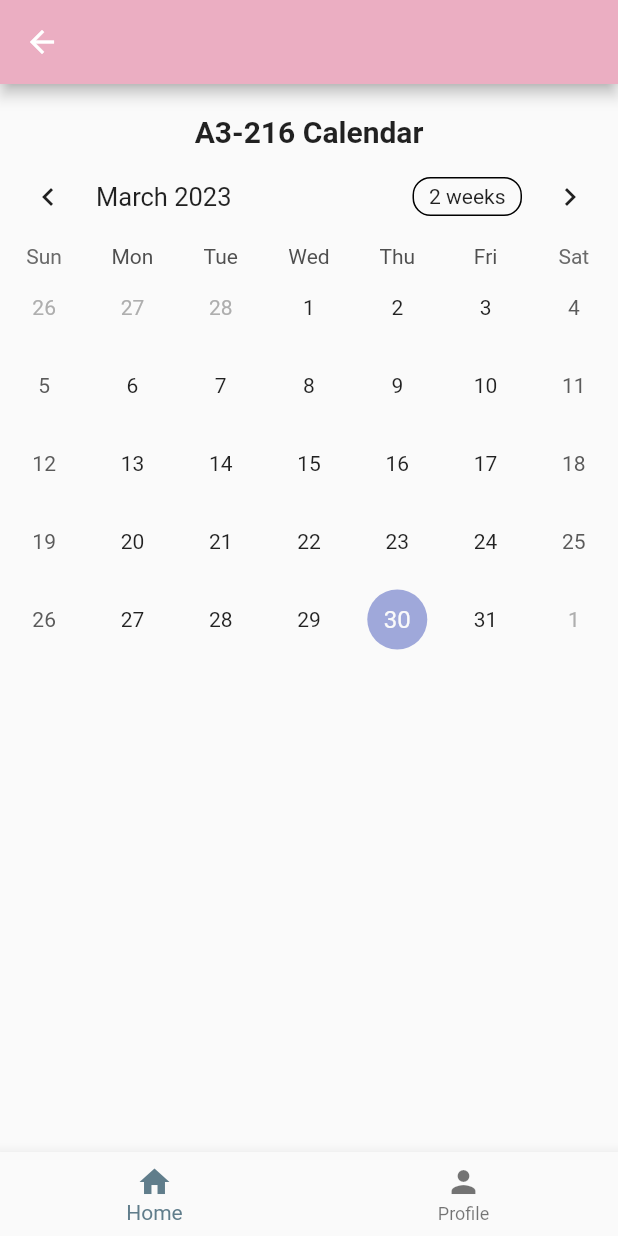
After one commit to frey-eth/roomates, a Flutter app: the ClassPage screen opened directly, on a phone screen of 412 x 824 dp. The commit adds this screen. Run offline on Flutter 3.47's test engine with Material 2 defaults, Android fonts, the phone set to English and light mode, and no system bars; drawn by our look-alikes of table_calendar; our stand-ins replace cloud_firestore, firebase_auth, firebase_core; accounts and stored records are empty.

Commit message:
profile-calendal
update profile, calendal, update avatar

```diff
--- /dev/null
+++ b/lib/pages/calendal.dart
@@ -0,0 +1,32 @@
+import 'package:flutter/material.dart';
+import 'package:table_calendar/table_calendar.dart';
+
+class Calendal extends StatefulWidget {
+  const Calendal({super.key});
+
+  @override
+  State<Calendal> createState() => _CalendalState();
+}
+
+class _CalendalState extends State<Calendal> {
+  @override
+  Widget build(BuildContext context) {
+    return Center(
+    child: Column(
+      mainAxisAlignment: MainAxisAlignment.start,
+      children: [
+        SizedBox(height: 20,),
+        Text(
+          'A3-216 Calendar',
+          style: TextStyle(fontSize: 20, fontWeight: FontWeight.bold),
+        ),
+        TableCalendar(
+          firstDay: DateTime.utc(2010, 10, 16),
+          lastDay: DateTime.utc(2030, 3, 14),
+          focusedDay: DateTime.now(),
+        ),
+      ],
+    ),
+  );
+  }
+}
--- /dev/null
+++ b/lib/pages/class_page.dart
@@ -0,0 +1,98 @@
+import 'package:firebase_auth/firebase_auth.dart';
+import 'package:flutter/material.dart';
+import 'package:roomates/pages/calendal.dart';
+import 'package:roomates/pages/profile_page.dart';
+import 'package:cloud_firestore/cloud_firestore.dart';
+
+class ClassPage extends StatefulWidget {
+  const ClassPage({super.key});
+
+  @override
+  State<ClassPage> createState() => _ClassPageState();
+}
+
+class _ClassPageState extends State<ClassPage> {
+  late User _user;
+  late String _email;
+  final FirebaseFirestore firestore = FirebaseFirestore.instance;
+  @override
+  void initState() {
+    // TODO: implement initState
+    super.initState();
+    _user = FirebaseAuth.instance.currentUser!;
+    _email = _user.email!;
+  }
+
+  int _selectedIndex = 0;
+
+  void _onItemTapped(int index) {
+    setState(() {
+      _selectedIndex = index;
+    });
+  }
+
+  Future<List<String?>> getUserData() async {
+    final documentSnapshot =
+        await FirebaseFirestore.instance.collection('users').doc(_email).get();
+    if (documentSnapshot.exists) {
+      final firstName = documentSnapshot.get('first name');
+      final lastName = documentSnapshot.get('last name');
+      return [firstName, lastName];
+    } else {
+      return [null, null];
+    }
+  }
+
+  @override
+  Widget build(BuildContext context) {
+    final List<Widget> _widgetOptions = <Widget>[
+      Calendal(),
+      FutureBuilder<List<String?>>(
+        future: getUserData(),
+        builder: (BuildContext context, AsyncSnapshot<List<String?>> snapshot) {
+          if (snapshot.connectionState == ConnectionState.waiting) {
+            // Nếu dữ liệu chưa được load, hiển thị widget loading
+            return Center(
+              child: CircularProgressIndicator(),
+            );
+          } else if (snapshot.hasError) {
+            // Nếu có lỗi, hiển thị thông báo lỗi
+            return Center(
+              child: Text('Error: ${snapshot.error}'),
+            );
+          } else if (!snapshot.hasData || snapshot.data == null) {
+            // Nếu không có dữ liệu hoặc dữ liệu rỗng, hiển thị thông báo
+            return Center(
+              child: Text('No data'),
+            );
+          } else {
+            // Nếu có dữ liệu, trả về widget Profile với dữ liệu đã lấy được
+            return Profile(
+              first_name: snapshot.data![0] ?? '',
+              last_name: snapshot.data![1] ?? '',
+              email: _email,
+            );
+          }
+        },
+      ),
+    ];
+
+    return Scaffold(
+      appBar: AppBar(
+        backgroundColor: Color.fromARGB(255, 235, 174, 194),
+      ),
+      body: IndexedStack(
+        index: _selectedIndex,
+        children: _widgetOptions,
+      ),
+      bottomNavigationBar: BottomNavigationBar(
+        items: [
+          BottomNavigationBarItem(icon: Icon(Icons.home), label: 'Home'),
+          BottomNavigationBarItem(icon: Icon(Icons.person), label: 'Profile'),
+        ],
+        currentIndex: _selectedIndex,
+        onTap: _onItemTapped,
+      ),
+    );
+  }
+}
--- a/lib/pages/login.dart
+++ b/lib/pages/login.dart
@@ -1,7 +1,6 @@
 import 'package:firebase_auth/firebase_auth.dart';
 import 'package:flutter/material.dart';
 import 'package:roomates/pages/forgot_password_page.dart';
-
 
 class LoginPage extends StatefulWidget {
   final Function()? onTap;
@@ -267,6 +266,7 @@ class _LoginPageState extends State<LoginPage> {
             width: 60,
             decoration: BoxDecoration(
                 shape: BoxShape.circle,
+                color: Colors.white,
                 boxShadow: [BoxShadow(offset: Offset(0, 2), blurRadius: 6.0)],
                 image: DecorationImage(
                     image: AssetImage('assets/images/facebook.png'))),
--- /dev/null
+++ b/lib/pages/profile_page.dart
@@ -0,0 +1,28 @@
+import 'package:cloud_firestore/cloud_firestore.dart';
+import 'package:flutter/material.dart';
+
+class Profile extends StatefulWidget {
+  final String first_name;
+  final String last_name;
+  final String email;
+
+
+  const Profile({
+    super.key,
+    required this.first_name,
+    required this.last_name,
+    required this.email,
+  });
+
+  @override
+  State<Profile> createState() => _ProfileState();
+}
+
+class _ProfileState extends State<Profile> {
+  @override
+  Widget build(BuildContext context) {
+    return Column(
+      children: [],
+    );
+  }
+}
--- a/pubspec.yaml
+++ b/pubspec.yaml
@@ -12,9 +12,12 @@ dependencies:
     sdk: flutter
   cupertino_icons: ^1.0.2
   firebase_auth: ^4.2.10
-  firebase_core: ^2.7.1
+  firebase_core: ^2.8.0
   google_sign_in: ^6.0.2
   cloud_firestore: ^4.4.5
+  firebase_database: ^10.0.16
+  table_calendar: ^3.0.8
+  image_picker: ^0.8.7+1
 
 dev_dependencies:
   flutter_test:
```
Also changed, not shown: lib/pages/home_page.dart (+81 -5 lines), lib/pages/register_page.dart (+11 -2 lines), assets/images/default_avatar.png (added), pubspec.lock, 4 other files.
